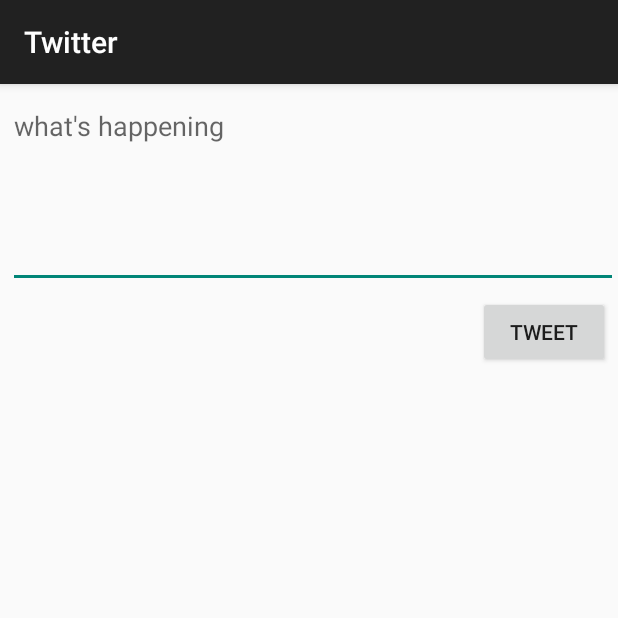
After one commit to nickkd628/SimpleTwitter, an Android app: the ComposeActivity screen opened directly, with no data from a screen before it, on a phone screen of 412 x 824 dp, the top half of it. The commit adds this screen. Run offline under Robolectric (Android 15) with nearby library versions, the phone set to English and light mode, and no system bars; our stand-ins replace Room's generated code; libraries missing offline, so code that uses them is left out: com.codepath.asynchttpclient, com.facebook.stetho, org.parceler; 1 statement that could not run was skipped.

Commit message:
[x]1.completed all stories [x]2.added  persisted to disk [x]3.added receive implicit intents

```diff
--- a/app/build.gradle
+++ b/app/build.gradle
@@ -57,4 +57,6 @@ dependencies {
     implementation 'jp.wasabeef:glide-transformations:4.1.0'
     // If you want to use the GPU Filters
     implementation 'jp.co.cyberagent.android:gpuimage:2.0.4'
+    implementation 'org.parceler:parceler-api:1.1.12'
+    annotationProcessor 'org.parceler:parceler:1.1.12'
 }
--- a/app/src/main/AndroidManifest.xml
+++ b/app/src/main/AndroidManifest.xml
@@ -13,7 +13,8 @@
         android:icon="@drawable/ic_launcher"
         android:label="@string/app_name"
         android:theme="@style/AppTheme">
-        <activity android:name=".TimelineActivity"></activity>
+        <activity android:name=".ComposeActivity"></activity>
+        <activity android:name=".TimelineActivity" />
         <activity
             android:name=".LoginActivity"
             android:label="@string/app_name"
--- /dev/null
+++ b/app/src/main/java/com/codepath/apps/restclienttemplate/ComposeActivity.java
@@ -0,0 +1,80 @@
+package com.codepath.apps.restclienttemplate;
+
+import androidx.appcompat.app.AppCompatActivity;
+
+import android.content.Intent;
+import android.os.Bundle;
+import android.util.Log;
+import android.view.View;
+import android.widget.Button;
+import android.widget.EditText;
+import android.widget.Toast;
+
+import com.codepath.apps.restclienttemplate.models.Tweet;
+import com.codepath.asynchttpclient.callback.JsonHttpResponseHandler;
+
+import org.json.JSONException;
+import org.parceler.Parcels;
+
+import okhttp3.Headers;
+
+public class ComposeActivity extends AppCompatActivity {
+    public  static final String TAG = "ComposeActivity";
+    public static final  int MAX_TWEET_LENGTH =140;
+    EditText etCompose;
+    Button btnTweet;
+    TwitterClient client;
+    //7:12 video 3
+
+    @Override
+    protected void onCreate(Bundle savedInstanceState) {
+        super.onCreate(savedInstanceState);
+        setContentView(R.layout.activity_compose);
+
+        client = TwitterApp.getRestClient(this);
+
+        etCompose = findViewById(R.id.etCompose);
+        btnTweet = findViewById(R.id.btnTweet);
+
+        // set a click listener
+        btnTweet.setOnClickListener(new View.OnClickListener() {
+            @Override
+            public void onClick(View v) {
+              String tweetContent =  etCompose.getText().toString();
+              if (tweetContent.isEmpty()){
+                  Toast.makeText(ComposeActivity.this, "Tweet's can not be empty", Toast.LENGTH_LONG).show();
+                  return;
+              }
+              if (tweetContent.length() > MAX_TWEET_LENGTH){
+                  Toast.makeText(ComposeActivity.this, "Tweets can not be too long", Toast.LENGTH_LONG).show();
+              }
+                Toast.makeText(ComposeActivity.this, tweetContent, Toast.LENGTH_LONG).show();
+                //make a api call to twitter
+                client.publishTweet(tweetContent, new JsonHttpResponseHandler() {
+                    @Override
+                    public void onSuccess(int statusCode, Headers headers, JSON json) {
+                        Log.i(TAG, "onSuccess to publish tweet");
+                        try {
+                         Tweet tweet = Tweet.fromJson( json.jsonObject);
+                         Log.i(TAG, "Published tweet says: "+ tweet);
+                            Intent intent = new Intent();
+                            intent.putExtra("tweet", Parcels.wrap (tweet));
+                            // set result code and bundle data for response
+                            setResult(RESULT_OK, intent);
+                            // closes the activity, pass data to parent
+                            finish();
+                        } catch (JSONException e) {
+                            e.printStackTrace();
+                        }
+                    }
+
+                    @Override
+                    public void onFailure(int statusCode, Headers headers, String response, Throwable throwable) {
+                        Log.e(TAG, "onFailure to publish tweet",throwable);
+                    }
+                });
+            }
+        });
+
+    }
+}
--- a/app/src/main/java/com/codepath/apps/restclienttemplate/MyDatabase.java
+++ b/app/src/main/java/com/codepath/apps/restclienttemplate/MyDatabase.java
@@ -5,11 +5,15 @@ import androidx.room.RoomDatabase;
 
 import com.codepath.apps.restclienttemplate.models.SampleModel;
 import com.codepath.apps.restclienttemplate.models.SampleModelDao;
+import com.codepath.apps.restclienttemplate.models.Tweet;
+import com.codepath.apps.restclienttemplate.models.TweetDao;
+import com.codepath.apps.restclienttemplate.models.User;
 
-@Database(entities={SampleModel.class}, version=1)
+@Database(entities={SampleModel.class, Tweet.class, User.class}, version=2)
 public abstract class MyDatabase extends RoomDatabase {
     public abstract SampleModelDao sampleModelDao();
 
+    public abstract TweetDao tweetDao();
     // Database name to be used
     public static final String NAME = "MyDataBase";
 }
--- /dev/null
+++ b/app/src/main/res/layout/activity_compose.xml
@@ -0,0 +1,33 @@
+<?xml version="1.0" encoding="utf-8"?>
+<RelativeLayout
+    xmlns:android="http://schemas.android.com/apk/res/android"
+    xmlns:app="http://schemas.android.com/apk/res-auto"
+    xmlns:tools="http://schemas.android.com/tools"
+    android:layout_width="match_parent"
+    android:layout_height="match_parent"
+    tools:context=".ComposeActivity">
+
+    <EditText
+        android:id="@+id/etCompose"
+        android:layout_width="match_parent"
+        android:layout_height="wrap_content"
+        android:layout_alignParentStart="true"
+        android:layout_alignParentTop="true"
+        android:layout_marginStart="5dp"
+        android:layout_marginTop="5dp"
+        android:ems="10"
+        android:gravity="start|top"
+        android:hint="what's happening"
+        android:inputType="textMultiLine"
+        android:minLines="5" />
+
+    <Button
+        android:id="@+id/btnTweet"
+        android:layout_width="wrap_content"
+        android:layout_height="wrap_content"
+        android:layout_below="@+id/etCompose"
+        android:layout_alignParentEnd="true"
+        android:layout_marginTop="5dp"
+        android:layout_marginEnd="5dp"
+        android:text="@string/tweet" />
+</RelativeLayout>
--- a/app/src/main/res/values/strings.xml
+++ b/app/src/main/res/values/strings.xml
@@ -5,5 +5,6 @@
     <string name="login_label">Log in</string>
     <string name="intent_scheme">oauth</string>
     <string name="intent_host">cprest</string>
+    <string name="tweet">Tweet</string>
 
 </resources>
```
Also changed, not shown: app/src/main/java/com/codepath/apps/restclienttemplate/TimelineActivity.java (+76 -2 lines), app/src/main/java/com/codepath/apps/restclienttemplate/TwitterClient.java (+13 -0 lines), app/src/main/java/com/codepath/apps/restclienttemplate/models/Tweet.java (+30 -2 lines), app/src/main/java/com/codepath/apps/restclienttemplate/models/TweetDao.java (added, +21 -0 lines), app/src/main/java/com/codepath/apps/restclienttemplate/models/TweetWithUser.java (added, +26 -0 lines), app/src/main/java/com/codepath/apps/restclienttemplate/models/User.java (+33 -0 lines), app/src/main/res/menu/menu_main.xml (added, +10 -0 lines), 1 other file.
